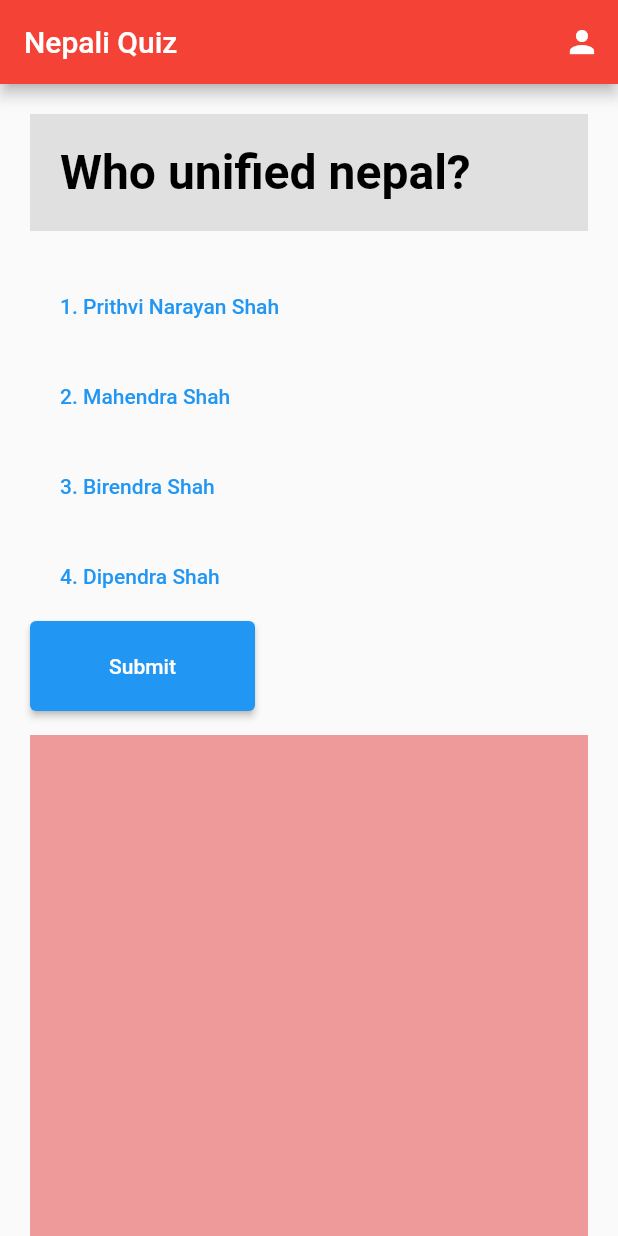
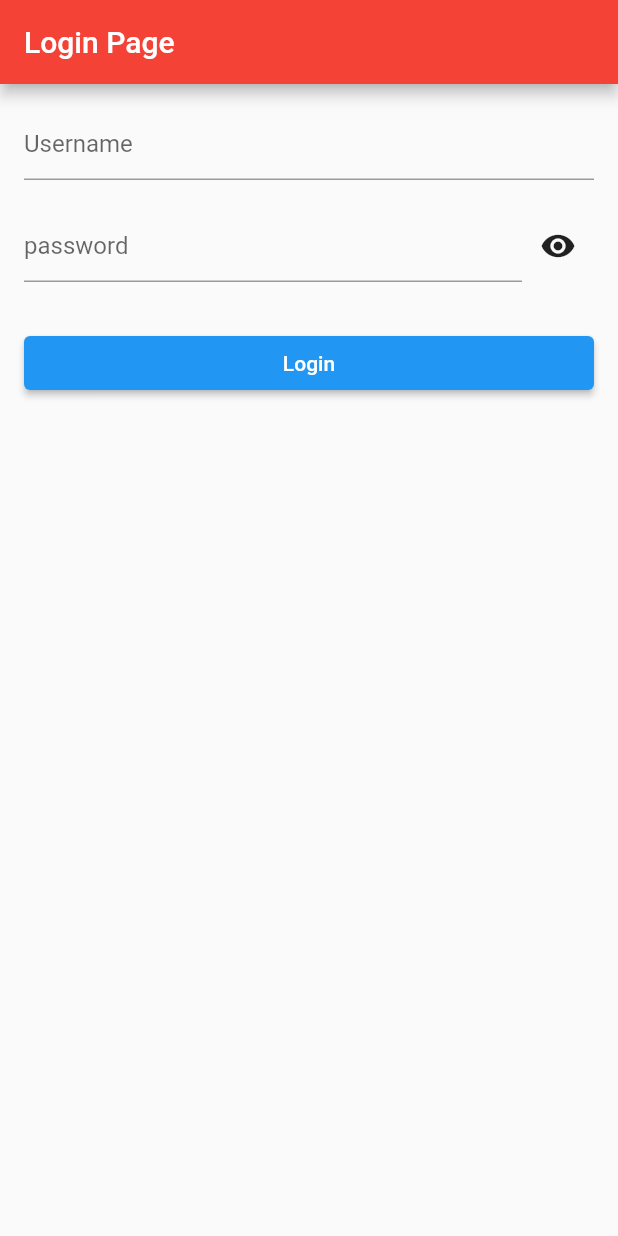
Before and after one commit to lohanidamodar/namaste_flutter, a Flutter app: the screen it shows after launch, on a phone screen of 412 x 824 dp. Run offline on Flutter 3.47's test engine with Material 2 defaults, Android fonts, the light colour scheme and no system bars.

Commit message:
episode 10

```diff
--- a/lib/main.dart
+++ b/lib/main.dart
@@ -1,4 +1,5 @@
 import 'package:flutter/material.dart';
+import 'package:namaste_flutter/ui/pages/login_page.dart';
 import 'package:namaste_flutter/ui/pages/profile.dart';
 
 void main() {
@@ -11,7 +12,7 @@ class App extends StatelessWidget {
     return MaterialApp(
       debugShowCheckedModeBanner: false,
       theme: ThemeData(primaryColor: Colors.red),
-      home: HomePage(),
+      home: LoginPage(),
     );
   }
 }
--- /dev/null
+++ b/lib/ui/pages/login_page.dart
@@ -0,0 +1,68 @@
+import 'package:flutter/material.dart';
+
+class LoginPage extends StatefulWidget {
+  @override
+  State<LoginPage> createState() => _LoginPageState();
+}
+
+class _LoginPageState extends State<LoginPage> {
+  TextEditingController unController = TextEditingController();
+  TextEditingController pwController = TextEditingController();
+  bool hidePassword = true;
+
+  @override
+  Widget build(BuildContext context) {
+    return Scaffold(
+      appBar: AppBar(
+        title: Text("Login Page"),
+      ),
+      body: ListView(
+        padding: EdgeInsets.all(16.0),
+        children: [
+          TextField(
+            controller: unController,
+            decoration: InputDecoration(
+              hintText: "Username",
+            ),
+          ),
+          SizedBox(
+            height: 20,
+          ),
+          Row(
+            children: [
+              Expanded(
+                child: TextField(
+                  controller: pwController,
+                  decoration: InputDecoration(
+                    hintText: "password",
+                  ),
+                  obscureText: hidePassword,
+                ),
+              ),
+              IconButton(
+                onPressed: () {
+                  setState(() {
+                    hidePassword = !hidePassword;
+                  });
+                },
+                icon: Icon(Icons.remove_red_eye),
+              ),
+            ],
+          ),
+          SizedBox(
+            height: 30,
+          ),
+          ElevatedButton(
+            onPressed: () {
+              String username = unController.text;
+              String password = pwController.text;
+              print("username: $username");
+              print("password: $password");
+            },
+            child: Text("Login"),
+          ),
+        ],
+      ),
+    );
+  }
+}
```
